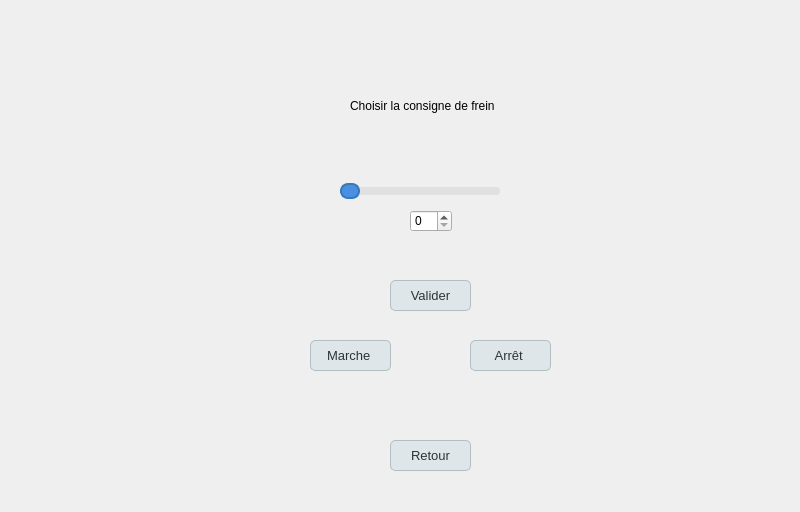
The window that pilotage_frein_manuel.ui (CND-cyb/engine_test_bench) describes before a commit, drawn with Qt 5.
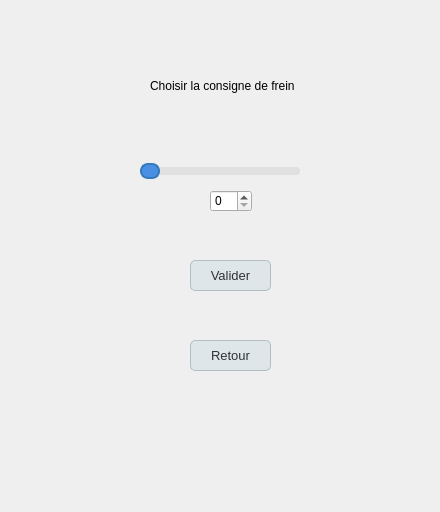
The same window after the commit.

Patch:
```diff
--- a/pilotage_frein_manuel.ui
+++ b/pilotage_frein_manuel.ui
@@ -6,7 +6,7 @@
    <rect>
     <x>0</x>
     <y>0</y>
-    <width>800</width>
+    <width>440</width>
     <height>512</height>
    </rect>
   </property>
@@ -32,75 +32,11 @@
     color: #ffffff;
 }</string>
   </property>
-  <widget class="QPushButton" name="pb_marche_frein">
-   <property name="geometry">
-    <rect>
-     <x>310</x>
-     <y>340</y>
-     <width>81</width>
-     <height>31</height>
-    </rect>
-   </property>
-   <property name="styleSheet">
-    <string notr="true">QPushButton {
-    background-color: #dfe6e9;
-    border: 1px solid #b2bec3;
-    border-radius: 5px;
-    color: #2d3436;
-    padding: 6px 12px;
-    font: 13px;
-}
-
-QPushButton:hover {
-    background-color: #b2bec3;
-}
-
-QPushButton:pressed {
-    background-color: #636e72;
-    color: #ffffff;
-}</string>
-   </property>
-   <property name="text">
-    <string>Marche </string>
-   </property>
-  </widget>
-  <widget class="QPushButton" name="pb_arret_frein">
-   <property name="geometry">
-    <rect>
-     <x>470</x>
-     <y>340</y>
-     <width>81</width>
-     <height>31</height>
-    </rect>
-   </property>
-   <property name="styleSheet">
-    <string notr="true">QPushButton {
-    background-color: #dfe6e9;
-    border: 1px solid #b2bec3;
-    border-radius: 5px;
-    color: #2d3436;
-    padding: 6px 12px;
-    font: 13px;
-}
-
-QPushButton:hover {
-    background-color: #b2bec3;
-}
-
-QPushButton:pressed {
-    background-color: #636e72;
-    color: #ffffff;
-}</string>
-   </property>
-   <property name="text">
-    <string>Arrêt </string>
-   </property>
-  </widget>
   <widget class="QPushButton" name="pb_valider_consigne_frein">
    <property name="geometry">
     <rect>
-     <x>390</x>
-     <y>280</y>
+     <x>190</x>
+     <y>260</y>
      <width>81</width>
      <height>31</height>
     </rect>
@@ -131,8 +67,8 @@
   <widget class="QSpinBox" name="sB_valeurFrein">
    <property name="geometry">
     <rect>
-     <x>410</x>
-     <y>210</y>
+     <x>210</x>
+     <y>190</y>
      <width>42</width>
      <height>22</height>
     </rect>
@@ -144,8 +80,8 @@
   <widget class="QSlider" name="slider_valeurFrein">
    <property name="geometry">
     <rect>
-     <x>340</x>
-     <y>180</y>
+     <x>140</x>
+     <y>160</y>
      <width>160</width>
      <height>22</height>
     </rect>
@@ -191,8 +127,8 @@
   <widget class="QLabel" name="label">
    <property name="geometry">
     <rect>
-     <x>350</x>
-     <y>80</y>
+     <x>150</x>
+     <y>60</y>
      <width>151</width>
      <height>51</height>
     </rect>
@@ -204,8 +140,8 @@
   <widget class="QPushButton" name="pb_retour_pilotage_frein">
    <property name="geometry">
     <rect>
-     <x>390</x>
-     <y>440</y>
+     <x>190</x>
+     <y>340</y>
      <width>81</width>
      <height>31</height>
     </rect>
```
